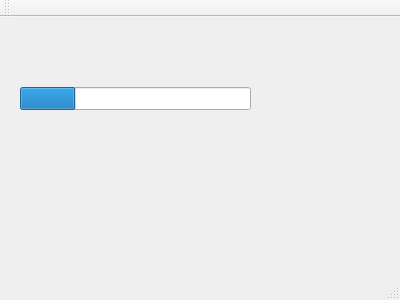
First picture: the form in MainWindow.ui, repository soramimi/QtAudioInput, before the edit.
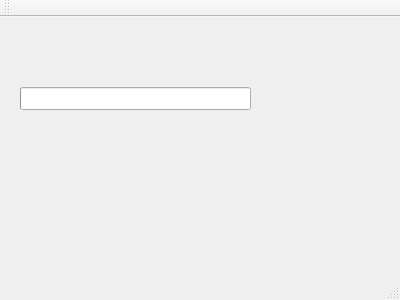
Second picture: the form after the edit.

The edit to the form file:
```diff
--- a/MainWindow.ui
+++ b/MainWindow.ui
@@ -24,7 +24,7 @@
      </rect>
     </property>
     <property name="value">
-     <number>24</number>
+     <number>0</number>
     </property>
     <property name="textVisible">
      <bool>false</bool>
```
Left out of the diff: 2 changed lines with no effect on the pictures.
